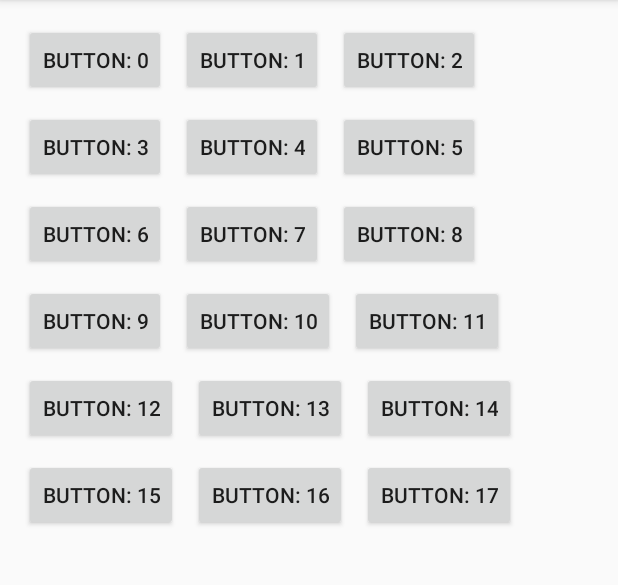
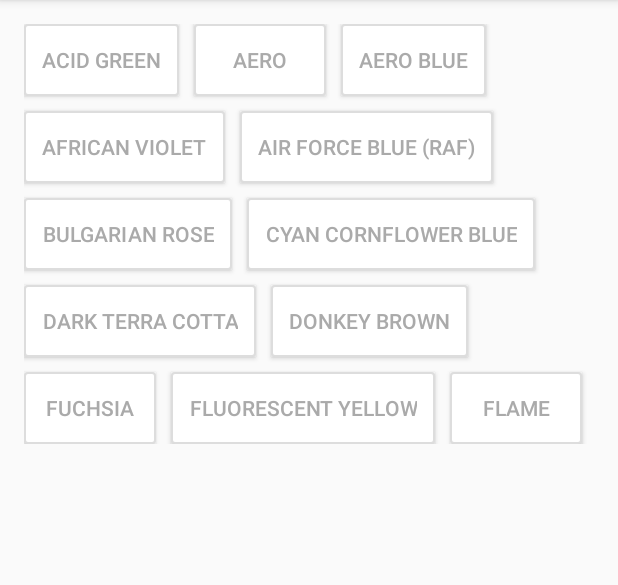
Before and after one commit to liangfeidotme/AndroidFlowLayout, an Android app: the screen it shows after launch (MainActivity), on a phone screen of 412 x 824 dp, the part 84-669 px from its top. Run offline under Robolectric (Android 15) with nearby library versions, the phone set to English and light mode, and no system bars.

Commit message:
add a mimic sample

```diff
--- /dev/null
+++ b/sample/src/main/java/com/liangfeizc/flowlayout/sample/CheckableButton.java
@@ -0,0 +1,105 @@
+package com.liangfeizc.flowlayout.sample;
+
+import android.content.Context;
+import android.util.AttributeSet;
+import android.widget.Button;
+import android.widget.Checkable;
+import android.widget.RadioButton;
+
+/**
+ * A checkable button which has two states (selected and unselected)
+ *
+ * @author liangfeizc
+ */
+public class CheckableButton extends Button implements Checkable {
+    private boolean mChecked;
+    private static final int[] CHECKED_STATE_LIST = new int[] { android.R.attr.state_checked };
+
+    private boolean mBroadcasting;
+
+    private OnCheckedChangeListener mOnCheckedChangeListener;
+    private OnCheckedChangeListener mOnCheckedChangeWidgetListener;
+
+    public CheckableButton(Context context) {
+        super(context);
+    }
+
+    public CheckableButton(Context context, AttributeSet attrs) {
+        super(context, attrs);
+    }
+
+    public CheckableButton(Context context, AttributeSet attrs, int defStyleAttr) {
+        super(context, attrs, defStyleAttr);
+    }
+
+    @Override
+    protected int[] onCreateDrawableState(int extraSpace) {
+        final int[] drawableState = super.onCreateDrawableState(extraSpace + 1);
+        if (mChecked) {
+            mergeDrawableStates(drawableState, CHECKED_STATE_LIST);
+        }
+        return drawableState;
+    }
+
+
+    /**
+     * <p>Changes the checked state of this button.</p>
+     *
+     * @param checked true to check the button, false to uncheck it.
+     */
+    @Override
+    public void setChecked(boolean checked) {
+        if (mChecked != checked) {
+            mChecked = checked;
+            refreshDrawableState();
+
+            // Avoid infinite recursions if setChecked() is called from a listener
+            if (mBroadcasting) {
+                return;
+            }
+
+            mBroadcasting = true;
+            if (mOnCheckedChangeListener != null) {
+                mOnCheckedChangeListener.onCheckedChanged(this, mChecked);
+            }
+            if (mOnCheckedChangeWidgetListener != null) {
+                mOnCheckedChangeWidgetListener.onCheckedChanged(this, mChecked);
+            }
+        }
+    }
+
+    @Override
+    public boolean isChecked() {
+        return mChecked;
+    }
+
+    @Override
+    public void toggle() {
+        setChecked(!mChecked);
+    }
+
+    @Override
+    public boolean performClick() {
+        toggle();
+        return super.performClick();
+    }
+
+    void setOnCheckedChangeWidgetListener(OnCheckedChangeListener listener) {
+        mOnCheckedChangeWidgetListener = listener;
+    }
+
+    /**
+     * Interface definition for a callback to be invoked when the checked state
+     * of a checkable button changed.
+     */
+    public interface OnCheckedChangeListener {
+        /**
+         * Called when the checked state of a checkable button has changed.
+         *
+         * @param buttonView The checkable button view whose state has changed.
+         * @param isChecked The new checked state of buttonView.
+         */
+        void onCheckedChanged(CheckableButton buttonView, boolean isChecked);
+    }
+
+}
--- a/sample/src/main/java/com/liangfeizc/flowlayout/sample/MainActivity.java
+++ b/sample/src/main/java/com/liangfeizc/flowlayout/sample/MainActivity.java
@@ -17,7 +17,6 @@ public class MainActivity extends ActionBarActivity {
 
         addChildTo(((FlowLayout) findViewById(R.id.flow_layout)));
     }
-
 
     @Override
     public boolean onCreateOptionsMenu(Menu menu) {
@@ -41,10 +40,18 @@ public class MainActivity extends ActionBarActivity {
         return super.onOptionsItemSelected(item);
     }
 
+    private static final String[] BUTTON_TITLES = new String[] {
+            "Acid Green", "Aero", "Aero Blue", "African Violet", "Air Force Blue (RAF)",
+            "Bulgarian Rose", "Cyan Cornflower Blue", "Dark Terra Cotta", "Donkey Brown",
+            "Fuchsia", "Fluorescent Yellow", "Flame", "Fandango", "Electric Yellow", "Eerie Black"
+    };
+
     private void addChildTo(FlowLayout flowLayout) {
-        for (int i = 0; i < 20; i++) {
-            Button btn = new Button(this);
-            btn.setText("button: " + i);
+        for (int i = 0; i < BUTTON_TITLES.length; i++) {
+            Button btn = new CheckableButton(this);
+            btn.setTextColor(getResources().getColorStateList(R.color.checkable_text_color));
+            btn.setBackgroundResource(R.drawable.checkable_background);
+            btn.setText(BUTTON_TITLES[i]);
             flowLayout.addView(btn);
         }
     }
--- /dev/null
+++ b/sample/src/main/res/color/checkable_text_color.xml
@@ -0,0 +1,6 @@
+<?xml version="1.0" encoding="utf-8"?>
+<selector xmlns:android="http://schemas.android.com/apk/res/android">
+    <item android:state_checked="true" android:color="@android:color/darker_gray" />
+    <item android:state_checkable="true" android:color="@android:color/darker_gray"/>
+    <item android:color="@android:color/darker_gray"/>
+</selector>
--- /dev/null
+++ b/sample/src/main/res/drawable/checkable_background.xml
@@ -0,0 +1,5 @@
+<?xml version="1.0" encoding="utf-8"?>
+<selector xmlns:android="http://schemas.android.com/apk/res/android">
+    <item android:state_checked="true" android:drawable="@drawable/checkable_selected_border" />
+    <item android:drawable="@drawable/checkable_default_border" />
+</selector>
--- /dev/null
+++ b/sample/src/main/res/drawable/checkable_background_secondary.xml
@@ -0,0 +1,5 @@
+<?xml version="1.0" encoding="utf-8"?>
+<selector xmlns:android="http://schemas.android.com/apk/res/android">
+    <item android:state_checked="true" android:drawable="@drawable/checkable_selected_border" />
+    <item android:drawable="@drawable/checkable_default_border" />
+</selector>
--- /dev/null
+++ b/sample/src/main/res/drawable/checkable_default_border.xml
@@ -0,0 +1,6 @@
+<?xml version="1.0" encoding="utf-8"?>
+<shape xmlns:android="http://schemas.android.com/apk/res/android">
+    <stroke android:width="1dp" android:color="#DDDDDD" />
+    <corners android:radius="2dp" />
+    <solid android:color="@android:color/white" />
+</shape>
--- /dev/null
+++ b/sample/src/main/res/drawable/checkable_selected_border.xml
@@ -0,0 +1,6 @@
+<?xml version="1.0" encoding="utf-8"?>
+<shape xmlns:android="http://schemas.android.com/apk/res/android">
+    <stroke android:color="#ED2727" android:width="1dp" />
+    <corners android:radius="2dp" />
+    <solid android:color="@android:color/white" />
+</shape>
```
Also changed, not shown: flowlayout/src/main/java/com/liangfeizc/flowlayout/FlowLayout.java (+10 -4 lines), 4 other files.
